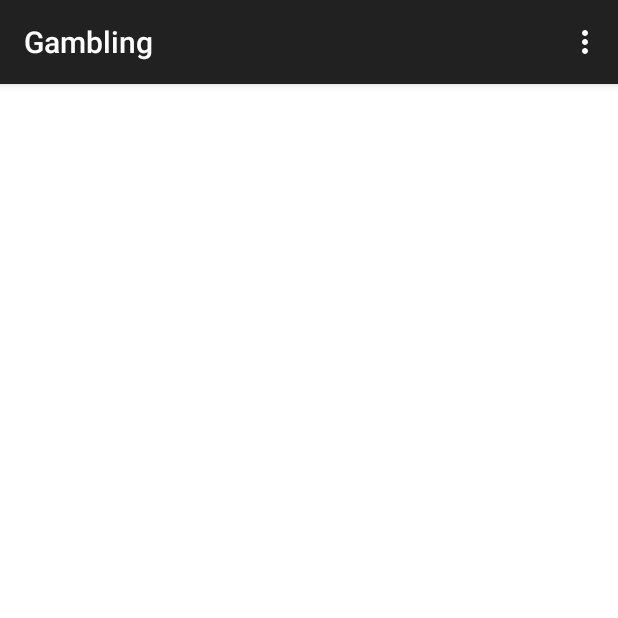
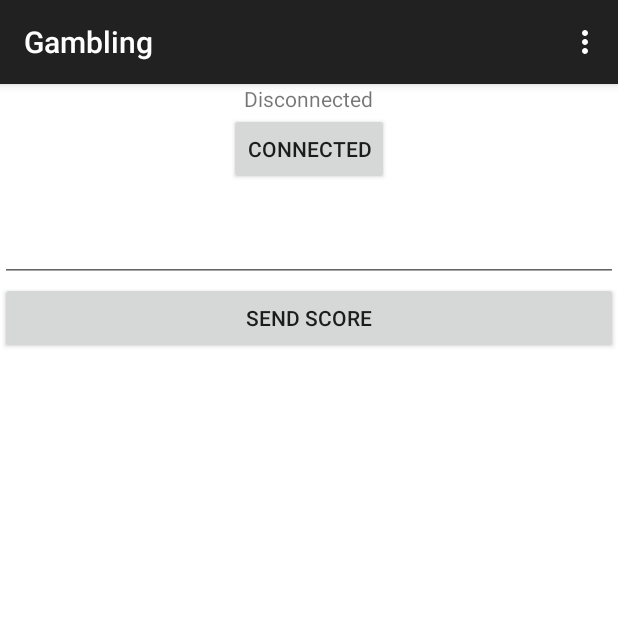
Before and after one commit to AnSrwn/Gambling, an Android app: the screen it shows after launch (MainActivity), after a tap on "MULTIPLAYER", on a phone screen of 412 x 824 dp, the top half of it. Run offline under Robolectric (Android 15) with nearby library versions, the phone set to English and light mode, and no system bars; our stand-ins replace Room's generated code; libraries missing offline, so code that uses them is left out: com.google.android.gms, org.jetbrains.anko; 2 statements that could not run were skipped.

Commit message:
Basic connection to another phone

```diff
--- a/app/build.gradle
+++ b/app/build.gradle
@@ -35,7 +35,6 @@ dependencies {
     testImplementation 'junit:junit:4.12'
 
     // Added dependencies
-    implementation 'com.android.support:appcompat-v7:28.0.0'
     implementation "com.android.support:preference-v7:28.0.0"
     implementation 'pl.droidsonroids.gif:android-gif-drawable:1.2.3'
 
@@ -54,5 +53,4 @@ dependencies {
     implementation 'com.android.support:recyclerview-v7:28.0.0'
 
     implementation 'com.google.android.gms:play-services-nearby:15.0.1'
-
 }
--- a/app/src/main/java/com/example/user/gambling/MainActivity.kt
+++ b/app/src/main/java/com/example/user/gambling/MainActivity.kt
@@ -5,17 +5,13 @@ import android.graphics.Color
 import android.support.v7.app.AppCompatActivity
 import android.os.Bundle
 import android.support.v7.preference.PreferenceManager
-import android.util.Log
 import android.view.Menu
 import com.example.user.gambling.game.DiceMenuFragment
 import android.view.MenuItem
-import com.example.user.gambling.database.databases.ScoreDB
-import com.example.user.gambling.database.entities.Score
 import com.example.user.gambling.settings.SettingsActivity
 import com.example.user.gambling.utility.Utils
 import kotlinx.android.synthetic.main.activity_main.*
 import org.jetbrains.anko.doAsync
-
 
 class MainActivity : AppCompatActivity() {
 
--- /dev/null
+++ b/app/src/main/java/com/example/user/gambling/connection/PermissionHandler.kt
@@ -0,0 +1,41 @@
+package com.example.user.gambling.connection
+
+import android.Manifest
+import android.app.Activity
+import android.content.Context
+import android.content.pm.PackageManager
+import android.support.v4.app.ActivityCompat.requestPermissions
+import android.support.v4.content.ContextCompat
+
+class PermissionHandler {
+
+    private val requestCodeRequiredPermissions = 1
+
+    private val requiredPermissions = arrayOf(
+            Manifest.permission.BLUETOOTH,
+            Manifest.permission.BLUETOOTH_ADMIN,
+            Manifest.permission.ACCESS_WIFI_STATE,
+            Manifest.permission.CHANGE_WIFI_STATE,
+            Manifest.permission.ACCESS_COARSE_LOCATION)
+
+    fun requestPermissions(activity: Activity): Boolean {
+        if (!hasPermissions(activity.applicationContext, *requiredPermissions)) {
+            requestPermissions(activity, requiredPermissions, requestCodeRequiredPermissions)
+
+            if(!hasPermissions(activity.applicationContext, *requiredPermissions)) {
+                return false
+            }
+        }
+        return true
+    }
+
+    private fun hasPermissions(context: Context, vararg permissions: String): Boolean {
+        for (permission in permissions) {
+            if (ContextCompat.checkSelfPermission(context, permission)
+                    != PackageManager.PERMISSION_GRANTED) {
+                return false
+            }
+        }
+        return true
+    }
+}
--- a/app/src/main/java/com/example/user/gambling/game/DiceSingleplayerFragment.kt
+++ b/app/src/main/java/com/example/user/gambling/game/DiceGameFragment.kt
@@ -13,7 +13,9 @@ import kotlinx.android.synthetic.main.fragment_dice_singleplayer.*
 import pl.droidsonroids.gif.GifDrawable
 import pl.droidsonroids.gif.GifImageView
 
-class DiceSingleplayerFragment : android.support.v4.app.Fragment() {
+
+
+class DiceGameFragment : android.support.v4.app.Fragment() {
 
     private var shakeListener: ShakeListener? = null
     private var gifImageViewDiceCup: GifImageView? = null
@@ -23,8 +25,12 @@ class DiceSingleplayerFragment : android.support.v4.app.Fragment() {
 
     private val diceScore = DiceScore(2)
 
+    private var isMultiplayer = false
+
     override fun onCreateView(inflater: LayoutInflater, container: ViewGroup?,
                               savedInstanceState: Bundle?): View? {
+
+        //isMultiplayer = arguments!!.getBoolean("isMultiplayer")
 
         val view = inflater.inflate(R.layout.fragment_dice_singleplayer, container, false)
 
--- a/app/src/main/java/com/example/user/gambling/game/DiceMenuFragment.kt
+++ b/app/src/main/java/com/example/user/gambling/game/DiceMenuFragment.kt
@@ -1,7 +1,6 @@
 package com.example.user.gambling.game
 
 import android.os.Bundle
-import android.support.v4.app.Fragment
 import android.util.Log
 import android.view.LayoutInflater
 import android.view.View
@@ -14,7 +13,10 @@ import com.example.user.gambling.game.score.DiceScoreListFragment
 import com.example.user.gambling.game.score.DiceScoreListViewAdapter
 import org.jetbrains.anko.doAsync
 
-class DiceMenuFragment : Fragment() {
+class DiceMenuFragment : android.support.v4.app.Fragment() {
+
+    private val diceSingleplayerFragment = DiceGameFragment()
+    private val diceMultiplayerFragment = DiceMultiplayerFragment()
 
     override fun onCreateView(inflater: LayoutInflater, container: ViewGroup?,
                               savedInstanceState: Bundle?): View? {
@@ -37,22 +39,20 @@ class DiceMenuFragment : Fragment() {
 
         }
 
-
         buttonStartSingleplayerFragment.setOnClickListener {
-            val diceSingleplayerFragment = DiceSingleplayerFragment()
             fragmentManager!!.beginTransaction().replace(R.id.fragmentContainer, diceSingleplayerFragment).addToBackStack(null).commit()
         }
 
         buttonStartMultiplayerFragment.setOnClickListener {
-            val diceMultiplayerFragment = DiceMultiplayerFragment()
             fragmentManager!!.beginTransaction().replace(R.id.fragmentContainer, diceMultiplayerFragment).addToBackStack(null).commit()
         }
 
         buttonShowScore.setOnClickListener {
             val diceScoreListFragment = DiceScoreListFragment()
-           diceScoreListFragment.listAdapter = DiceScoreListViewAdapter(activityContext, test)
+            diceScoreListFragment.listAdapter = DiceScoreListViewAdapter(activityContext, test)
             fragmentManager!!.beginTransaction().replace(R.id.fragmentContainer, diceScoreListFragment).addToBackStack(null).commit()
         }
+
         return view
     }
 }
--- a/app/src/main/java/com/example/user/gambling/game/DiceMultiplayerFragment.kt
+++ b/app/src/main/java/com/example/user/gambling/game/DiceMultiplayerFragment.kt
@@ -1,20 +1,120 @@
 package com.example.user.gambling.game
 
-
+import android.content.ContentValues.TAG
 import android.os.Bundle
+import android.util.Log
 import android.view.LayoutInflater
 import android.view.View
 import android.view.ViewGroup
+import android.widget.Button
+import android.widget.EditText
+import android.widget.TextView
+import android.widget.Toast
 
 import com.example.user.gambling.R
+import com.example.user.gambling.connection.Connection
+import com.example.user.gambling.connection.PermissionHandler
+import com.google.android.gms.nearby.Nearby
+import com.google.android.gms.nearby.connection.*
+import java.nio.charset.StandardCharsets.UTF_8
 
 class DiceMultiplayerFragment : android.support.v4.app.Fragment() {
 
+    private var connection: Connection? = null
+
+    private var score = 0
+    private var opponentScore = 0
+
+    private var statusText: TextView? = null
+    private var findOpponentButton: Button? = null
+    private var scoreText: TextView? = null
+    private var ownScoreEditText: EditText? = null
+    private var sendScoreButton: Button? = null
+
     override fun onCreateView(inflater: LayoutInflater, container: ViewGroup?,
                               savedInstanceState: Bundle?): View? {
+        val view = inflater.inflate(R.layout.fragment_dice_multiplayer, container, false)
 
-        return inflater.inflate(R.layout.fragment_dice_multiplayer, container, false)
+        statusText = view.findViewById(R.id.textViewConnStatus)
+        statusText!!.text = getString(R.string.dice_multi_status_disconnected)
+
+        scoreText = view.findViewById(R.id.textViewScore)
+        ownScoreEditText = view.findViewById(R.id.editTextSetOwnScore)
+
+        findOpponentButton = view.findViewById(R.id.buttonConnFindOpponent)
+        findOpponentButton!!.setOnClickListener {
+            connection!!.findOpponent()
+            statusText!!.text = getString(R.string.dice_multi_status_searching)
+            findOpponentButton!!.isEnabled = false
+        }
+
+        sendScoreButton = view.findViewById(R.id.buttonSendScore)
+        sendScoreButton!!.setOnClickListener {
+            score = ownScoreEditText!!.text.toString().toInt()
+            connection!!.sendScore(score)
+        }
+        return view
     }
 
+    override fun onResume() {
+        super.onResume()
+        if(!PermissionHandler().requestPermissions(activity!!)) {
+            Toast.makeText(
+                    activity,
+                    getString(R.string.dice_multi_toast_permissions_denied),
+                    Toast.LENGTH_SHORT).show()
+        }
+        connection = Connection(
+                Nearby.getConnectionsClient(requireActivity()),
+                context!!,
+                connectionLifecycleCallback)
+    }
 
+    override fun onPause() {
+        connection!!.connectionsClient.stopAllEndpoints()
+        super.onPause()
+    }
+
+    // Callbacks for receiving payloads
+    private val payloadCallback = object : PayloadCallback() {
+        override fun onPayloadReceived(endpointId: String, payload: Payload) {
+            opponentScore = String(payload.asBytes()!!, UTF_8).toInt()
+        }
+
+        override fun onPayloadTransferUpdate(endpointId: String, update: PayloadTransferUpdate) {
+            if (update.status ==
+                    PayloadTransferUpdate.Status.SUCCESS
+                    && score != 0
+                    && opponentScore != 0) {
+                scoreText!!.text = getString(R.string.dice_multi_score, score, opponentScore)
+            }
+        }
+    }
+
+    // Callbacks for connections to other devices
+    private val connectionLifecycleCallback = object : ConnectionLifecycleCallback() {
+        override fun onConnectionInitiated(endpointId: String, connectionInfo: ConnectionInfo) {
+            connection!!.connectionsClient.acceptConnection(endpointId, payloadCallback)
+            connection!!.opponentName = connectionInfo.endpointName
+        }
+
+        override fun onConnectionResult(endpointId: String, result: ConnectionResolution) {
+            if (result.status.isSuccess) {
+                connection!!.stopOpponentSearch()
+                connection!!.opponentEndpointId = endpointId
+
+                statusText!!.text = getString(R.string.dice_multi_status_connected)
+                findOpponentButton!!.isEnabled = false
+            } else {
+                Log.i(TAG, "onConnectionResult: connection failed")
+            }
+        }
+
+        override fun onDisconnected(endpointId: String) {
+            Toast.makeText(
+                    activity,
+                    getString(R.string.dice_multi_toast_disconnected),
+                    Toast.LENGTH_SHORT).show()
+        }
+    }
 }
--- a/app/src/main/res/layout/fragment_dice_multiplayer.xml
+++ b/app/src/main/res/layout/fragment_dice_multiplayer.xml
@@ -1,9 +1,38 @@
 <?xml version="1.0" encoding="utf-8"?>
-<FrameLayout xmlns:android="http://schemas.android.com/apk/res/android"
+<LinearLayout xmlns:android="http://schemas.android.com/apk/res/android"
     xmlns:tools="http://schemas.android.com/tools"
     android:layout_width="match_parent"
     android:layout_height="match_parent"
+    android:orientation="vertical"
     tools:context=".game.DiceMultiplayerFragment">
 
+    <TextView
+        android:id="@+id/textViewConnStatus"
+        android:layout_width="wrap_content"
+        android:layout_height="wrap_content"
+        android:layout_gravity="center"/>
 
-</FrameLayout>
+    <Button
+        android:id="@+id/buttonConnFindOpponent"
+        android:layout_width="wrap_content"
+        android:layout_height="wrap_content"
+        android:layout_gravity="center"
+        android:text="@string/dice_multi_find_opponent"/>
+
+    <TextView
+        android:id="@+id/textViewScore"
+        android:layout_width="match_parent"
+        android:layout_height="wrap_content" />
+
+    <EditText
+        android:id="@+id/editTextSetOwnScore"
+        android:layout_width="match_parent"
+        android:layout_height="wrap_content"/>
+
+    <Button
+        android:id="@+id/buttonSendScore"
+        android:layout_width="match_parent"
+        android:layout_height="wrap_content"
+        android:text="@string/dice_multi_send_score" />
+
+</LinearLayout>
--- a/app/src/main/res/layout/fragment_dice_singleplayer.xml
+++ b/app/src/main/res/layout/fragment_dice_singleplayer.xml
@@ -3,7 +3,7 @@
     xmlns:tools="http://schemas.android.com/tools"
     android:layout_width="match_parent"
     android:layout_height="match_parent"
-    tools:context=".game.DiceSingleplayerFragment">
+    tools:context=".game.DiceGameFragment">
 
     <TextView
         android:id="@+id/textViewScore"
--- a/app/src/main/res/values/strings.xml
+++ b/app/src/main/res/values/strings.xml
@@ -39,8 +39,12 @@
     <string name="dice_multi_status_disconnected">Disconnected</string>
     <string name="dice_multi_status_connected">Connected</string>
     <string name="dice_multi_status_searching">Searching</string>
+
     <string name="dice_multi_find_opponent">Connected</string>
     <string name="dice_multi_score">Score: %1$d : %2$d</string>
     <string name="dice_multi_send_score">Send score</string>
 
+    <string name="dice_multi_toast_permissions_denied">Permission denied</string>
+    <string name="dice_multi_toast_disconnected">Disconnected</string>
+
 </resources>
```
Also changed, not shown: app/src/main/java/com/example/user/gambling/connection/CodenameGenerator.kt (added, +48 -0 lines), app/src/main/java/com/example/user/gambling/connection/Connection.kt (added, +57 -0 lines).
